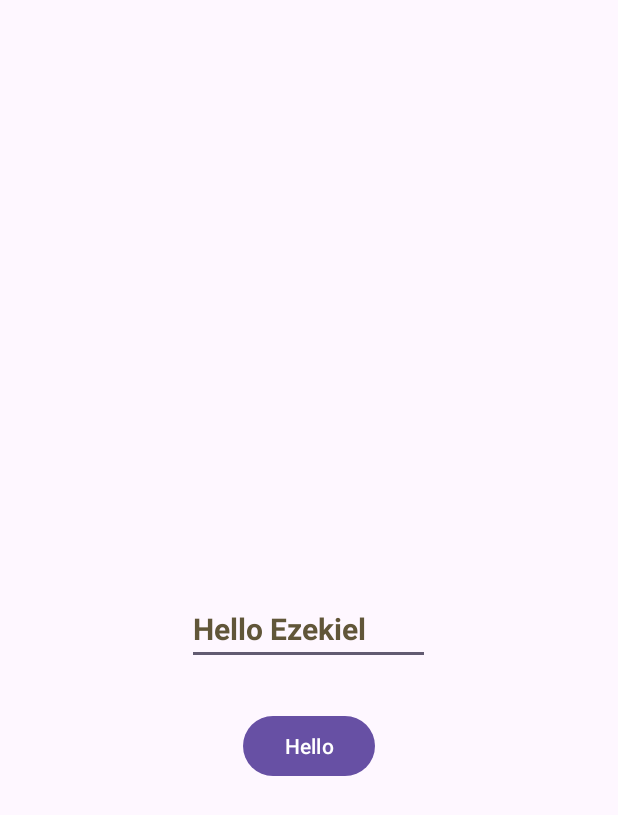
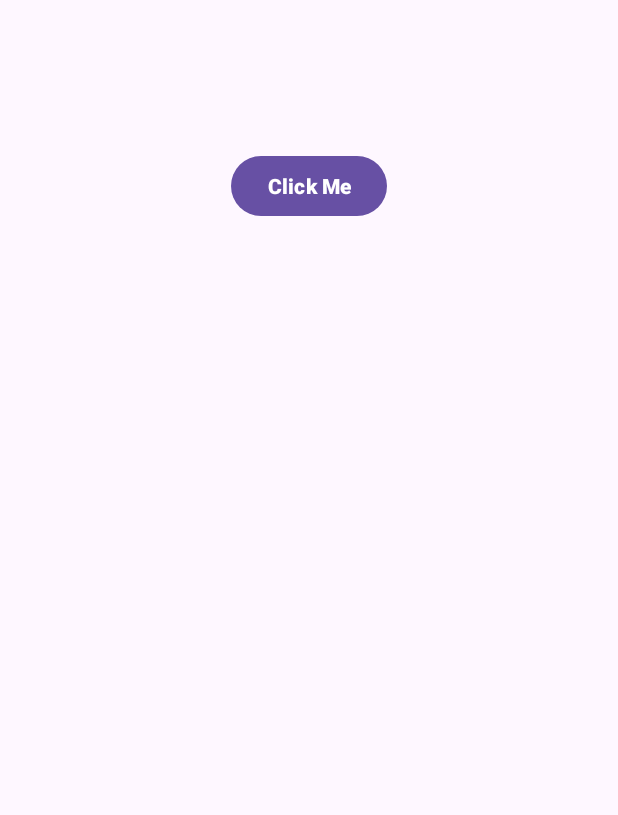
Before and after one commit to phyo-105438/Android-Learning-Package, an Android app: the screen it shows after launch (MainActivity), on a phone screen of 412 x 824 dp. Shown: the top 815 px of the screen. Run offline under Robolectric (Android 15) with nearby library versions, the light colour scheme and no system bars.

Commit message:
Android Practise

```diff
--- a/app/src/main/java/com/example/androidpractise/MainActivity.java
+++ b/app/src/main/java/com/example/androidpractise/MainActivity.java
@@ -23,40 +23,6 @@ public class MainActivity extends AppCompatActivity {
         super.onCreate(savedInstanceState);
         EdgeToEdge.enable(this);
         setContentView(R.layout.activity_main);
-        Button btn = findViewById(R.id.btnWelcome);
-       // btn.setOnClickListener(this);
-        btn.setOnClickListener(new View.OnClickListener() {
-            @Override
-            public void onClick(View v) {
-                TextView txt = findViewById(R.id.txt);
-                EditText edt = findViewById(R.id.editTxt);
-                txt.setText("Hello "+edt.getText().toString()+"");
-                //edt.clear();
 
-            }
-        });
-        btn.setOnLongClickListener(new View.OnLongClickListener() {
-            @Override
-            public boolean onLongClick(View v) {
-                Toast.makeText(MainActivity.this,"Long Clicked",Toast.LENGTH_LONG).show();
-                return true;
-            }
-        });
     }
-
-
-
-
-
-//    @Override
-//    public void onClick(View v) {
-//        TextView txt = findViewById(R.id.txtWelcome);
-//        txt.setText("Hello Android");
-//    }
-
-//    public void OnHelloBtnClicked(View view){
-//        TextView txt = findViewById(R.id.txtWelcome);
-//        txt.setText("Hello Android");
-//    }
-
 }
--- a/app/src/main/res/layout/activity_main.xml
+++ b/app/src/main/res/layout/activity_main.xml
@@ -1,6 +1,6 @@
 <?xml version="1.0" encoding="utf-8"?>
-<RelativeLayout xmlns:android="http://schemas.android.com/apk/res/android"
-    xmlns:app="http://schemas.android.com/apk/res-auto"
+<RelativeLayout
+    xmlns:android="http://schemas.android.com/apk/res/android"
     xmlns:tools="http://schemas.android.com/tools"
     android:id="@+id/main"
     android:layout_width="match_parent"
@@ -8,41 +8,12 @@
     tools:context=".MainActivity"
     android:padding="100dp">
 
-    <EditText
-        android:layout_width="match_parent"
-        android:layout_height="wrap_content"
-        android:text="@string/greeting_txt"
-        android:textSize="20sp"
-        android:paddingTop="@dimen/top_padding"
-        android:textStyle="bold"
-        android:textColor="#615639"
-        android:id="@+id/editTxt"
-        android:layout_centerVertical="true"
-        android:layout_centerHorizontal="true"
-        android:layout_marginLeft="50dp"/>
-
-
-    <Button
-        android:id="@+id/btnWelcome"
-        android:layout_width="wrap_content"
-        android:layout_height="wrap_content"
-        android:layout_below="@+id/editTxt"
-        android:layout_centerVertical="true"
-        android:layout_centerHorizontal="true"
-        android:layout_marginTop="30sp"
-        android:text="Hello"
-        />
-
-    <TextView
-        android:layout_width="wrap_content"
-        android:layout_height="wrap_content"
-        android:layout_below="@+id/btnWelcome"
-        android:layout_centerVertical="true"
-        android:layout_centerHorizontal="true"
-        android:id="@+id/txt"
-        android:textColor="#615639"
-        android:layout_marginTop="20dp"
-        android:textSize="20dp"/>
+   <Button
+       android:layout_width="wrap_content"
+       android:layout_height="wrap_content"
+       android:text="@string/clickMe"
+       android:textStyle="bold"
+       android:layout_centerHorizontal="true"/>
 
 
 </RelativeLayout>
--- a/app/src/main/res/values/strings.xml
+++ b/app/src/main/res/values/strings.xml
@@ -1,4 +1,5 @@
 <resources>
     <string name="app_name">Android Practise</string>
     <string name="greeting_txt">Hello Ezekiel</string>
+    <string name="clickMe">Click Me</string>
 </resources>
```
